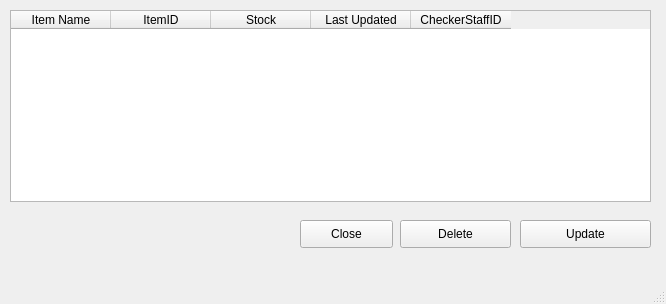
TahaZahid05/Restaurant-Managment-System, file ui_files/InventoryManagment.ui: the form before one commit.
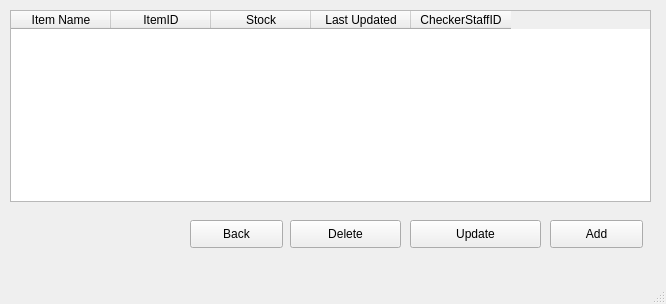
The form after the commit.

What changed in the file:
```diff
--- a/ui_files/InventoryManagment.ui
+++ b/ui_files/InventoryManagment.ui
@@ -52,7 +52,7 @@
    <widget class="QPushButton" name="pushButton">
     <property name="geometry">
      <rect>
-      <x>520</x>
+      <x>410</x>
       <y>220</y>
       <width>131</width>
       <height>28</height>
@@ -65,7 +65,7 @@
    <widget class="QPushButton" name="pushButton_2">
     <property name="geometry">
      <rect>
-      <x>400</x>
+      <x>290</x>
       <y>220</y>
       <width>111</width>
       <height>28</height>
@@ -78,14 +78,27 @@
    <widget class="QPushButton" name="pushButton_3">
     <property name="geometry">
      <rect>
-      <x>300</x>
+      <x>190</x>
       <y>220</y>
       <width>93</width>
       <height>28</height>
      </rect>
     </property>
     <property name="text">
-     <string>Close</string>
+     <string>Back</string>
+    </property>
+   </widget>
+   <widget class="QPushButton" name="addButton">
+    <property name="geometry">
+     <rect>
+      <x>550</x>
+      <y>220</y>
+      <width>93</width>
+      <height>28</height>
+     </rect>
+    </property>
+    <property name="text">
+     <string>Add</string>
     </property>
    </widget>
   </widget>
```
Left out of the diff: 6 changed lines with no effect on the pictures.
